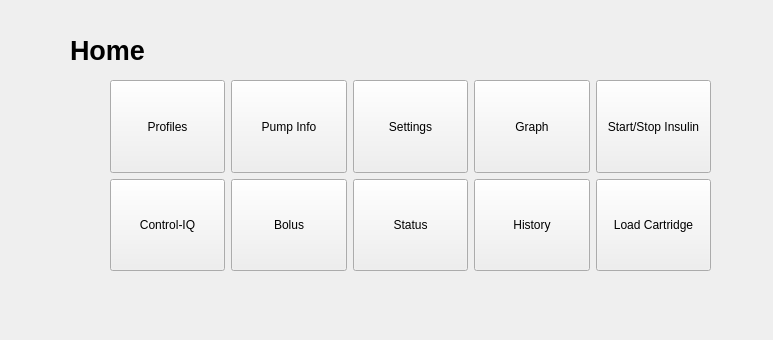
JunYYZ/comp3004, file app/HomePage.ui: the form before one commit.
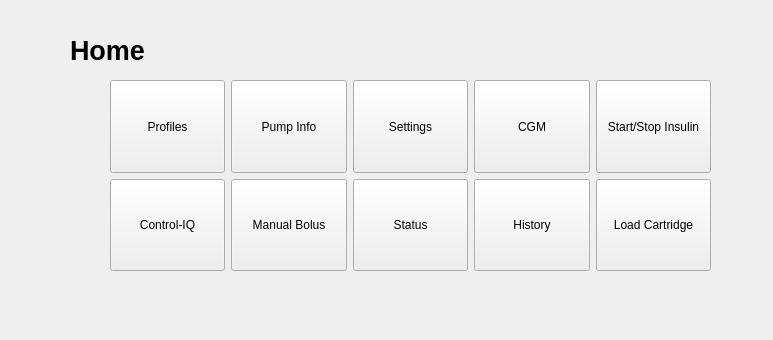
The form after the commit.

Patch:
```diff
--- a/app/HomePage.ui
+++ b/app/HomePage.ui
@@ -92,7 +92,7 @@
        </sizepolicy>
       </property>
       <property name="text">
-       <string>Bolus</string>
+       <string>Manual Bolus</string>
       </property>
      </widget>
     </item>
@@ -131,7 +131,7 @@
        </sizepolicy>
       </property>
       <property name="text">
-       <string>Graph</string>
+       <string>CGM</string>
       </property>
      </widget>
     </item>
```
